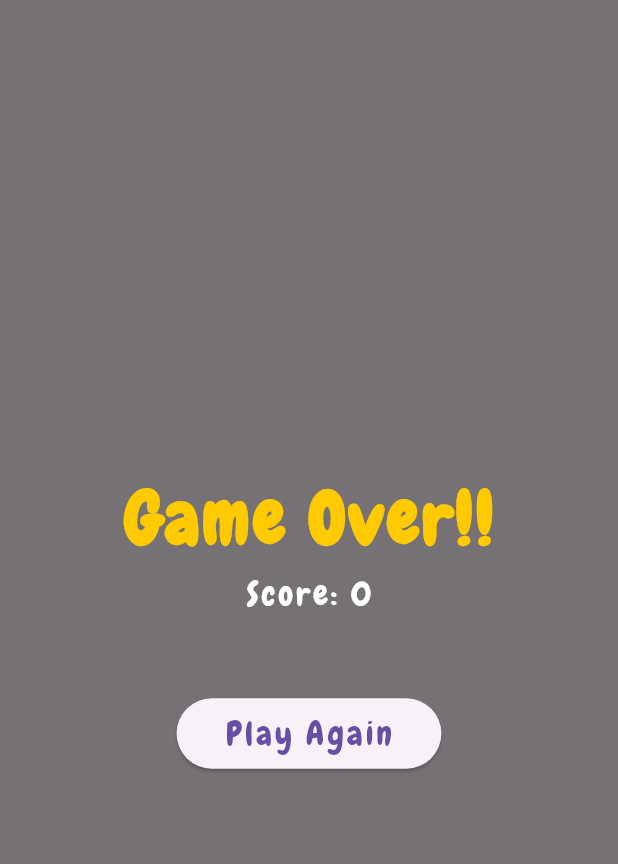
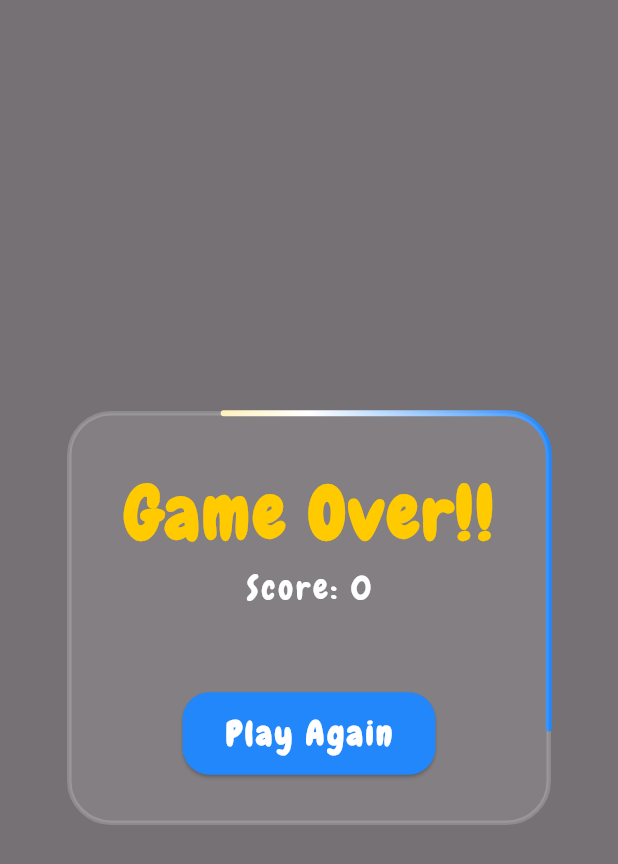
Before and after one commit to anupam92402/DashRise, a Flutter app: the GameOverWidget widget shown alone on an empty page, opened directly, on a phone screen of 412 x 824 dp. Shown: the top 864 px of the screen. Run offline on Flutter 3.47's test engine with Material 3 defaults, Android fonts, the phone set to English and light mode, and no system bars; our stand-ins replace bloc, device_preview, equatable, flutter_animate, flutter_bloc, shared_preferences and 1 more; missing offline and left inert: flame, flame_audio, flame_bloc; accounts and stored records are empty.

Commit message:
revamped game over widget

```diff
--- a/lib/presentation/widgets/game_over_widget.dart
+++ b/lib/presentation/widgets/game_over_widget.dart
@@ -3,14 +3,35 @@ import 'dart:ui';
 import 'package:flutter/material.dart';
 import 'package:flutter_bloc/flutter_bloc.dart';
 
-import '../blocs/game_cubit/game_cubit.dart';
 import '../../utils/constants/color_constants.dart';
 import '../../utils/constants/string_constants.dart';
+import '../blocs/game_cubit/game_cubit.dart';
 
+class GameOverWidget extends StatefulWidget {
+  const GameOverWidget({super.key});
 
+  @override
+  State<GameOverWidget> createState() => _GameOverWidgetState();
+}
 
-class GameOverWidget extends StatelessWidget {
-  const GameOverWidget({super.key});
+class _GameOverWidgetState extends State<GameOverWidget>
+    with SingleTickerProviderStateMixin {
+  AnimationController? _controller; // made nullable
+
+  @override
+  void initState() {
+    super.initState();
+    _controller = AnimationController(
+      vsync: this,
+      duration: const Duration(seconds: 3), // original speed
+    )..repeat();
+  }
+
+  @override
+  void dispose() {
+    _controller?.dispose(); // null-safe dispose
+    super.dispose();
+  }
 
   @override
   Widget build(BuildContext context) {
@@ -18,9 +39,25 @@ class GameOverWidget extends StatelessWidget {
       builder: (context, state) {
         return BackdropFilter(
           filter: ImageFilter.blur(sigmaX: 8, sigmaY: 6),
+          child: Stack(
+            children: [
+              // Dark overlay to improve readability without changing container styling
+              Container(color: ColorConstants.color8A000000),
+              Center(
+                child: AnimatedBuilder(
+                  animation: _controller!,
+                  builder: (context, _) {
+                    return CustomPaint(
+                      painter: _AnimatedBorderPainter(progress: _controller!.value),
                       child: Container(
-            color: Colors.black54,
-            child: Center(
+                        padding: const EdgeInsets.symmetric(
+                          horizontal: 36,
+                          vertical: 32,
+                        ),
+                        decoration: BoxDecoration(
+                          color: ColorConstants.shimmerContainer,
+                          borderRadius: BorderRadius.circular(28),
+                        ),
                         child: Column(
                           mainAxisSize: MainAxisSize.min,
                           children: [
@@ -35,31 +72,105 @@ class GameOverWidget extends StatelessWidget {
                             ),
                             Text(
                               '${StringConstants.score} ${state.currentScore}',
-                    style: TextStyle(
-                      color: Colors.white,
+                              style: const TextStyle(
+                                color: ColorConstants.colorFFFFFF,
                                 fontSize: 22,
                                 letterSpacing: 2,
                               ),
                             ),
-                  SizedBox(height: 54),
+                            const SizedBox(height: 54),
                             ElevatedButton(
                               onPressed: () {
                                 BlocProvider.of<GameCubit>(context).restartGame();
                               },
-                    child: Padding(
-                      padding: const EdgeInsets.all(8.0),
+                              style: ElevatedButton.styleFrom(
+                                backgroundColor: ColorConstants.color2387FC,
+                                foregroundColor: ColorConstants.colorFFFFFF,
+                                padding: const EdgeInsets.symmetric(
+                                  horizontal: 28,
+                                  vertical: 12,
+                                ),
+                                shape: RoundedRectangleBorder(
+                                  borderRadius: BorderRadius.circular(18),
+                                ),
+                              ),
                               child: Text(
                                 StringConstants.playAgain,
-                        style: TextStyle(fontSize: 22, letterSpacing: 2),
+                                style: const TextStyle(
+                                  fontSize: 22,
+                                  letterSpacing: 2,
+                                  fontWeight: FontWeight.w600,
                                 ),
                               ),
                             ),
                           ],
                         ),
                       ),
+                    );
+                  },
+                ),
+              ),
+            ],
           ),
         );
       },
     );
   }
 }
+
+class _AnimatedBorderPainter extends CustomPainter {
+  final double progress; // 0..1
+  _AnimatedBorderPainter({required this.progress});
+
+  @override
+  void paint(Canvas canvas, Size size) {
+    final rect = Offset.zero & size;
+    final rRect = RRect.fromRectAndRadius(rect, const Radius.circular(28));
+
+    final perimeter = 2 * (size.width + size.height);
+    final currentLen = perimeter * progress;
+
+    final fullPath = Path()..addRRect(rRect);
+    final metric = fullPath.computeMetrics().first;
+
+    final segmentLen = perimeter * 0.35; // original highlight length
+    double start = currentLen - segmentLen;
+    if (start < 0) start = 0;
+    double end = currentLen;
+
+    Path animatedSegment;
+    if (end <= metric.length) {
+      animatedSegment = metric.extractPath(start.clamp(0, metric.length), end.clamp(0, metric.length));
+    } else {
+      final firstPart = metric.extractPath(start.clamp(0, metric.length), metric.length);
+      final remaining = end - metric.length;
+      final secondPart = metric.extractPath(0, remaining.clamp(0, metric.length));
+      animatedSegment = Path()
+        ..addPath(firstPart, Offset.zero)
+        ..addPath(secondPart, Offset.zero);
+    }
+
+    final basePaint = Paint()
+      ..style = PaintingStyle.stroke
+      ..strokeWidth = 3
+      ..color = ColorConstants.shimmerBorder;
+    canvas.drawPath(fullPath, basePaint);
+
+    final gradientPaint = Paint()
+      ..style = PaintingStyle.stroke
+      ..strokeWidth = 4
+      ..strokeCap = StrokeCap.round
+      ..shader = LinearGradient(
+        colors: [
+          ColorConstants.colorFFD740, // vivid amber
+          ColorConstants.colorFFFFFF, // brighter start
+          ColorConstants.color2387FC, // finishing blue accent
+        ],
+      ).createShader(rect);
+    canvas.drawPath(animatedSegment, gradientPaint);
+  }
+
+  @override
+  bool shouldRepaint(covariant _AnimatedBorderPainter oldDelegate) =>
+      oldDelegate.progress != progress;
+}
```
Lines whose indentation alone changed are shown as unchanged.
